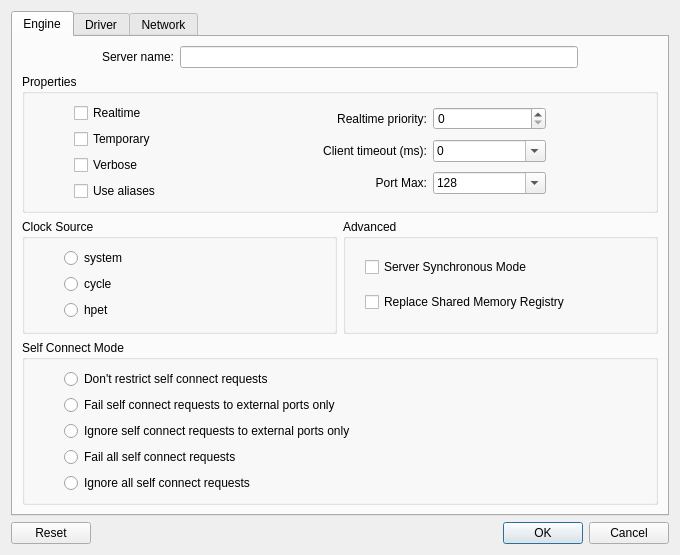
Before: the Qt Designer form resources/ui/settings_jack.ui in falkTX/Cadence, drawn with Qt 5.
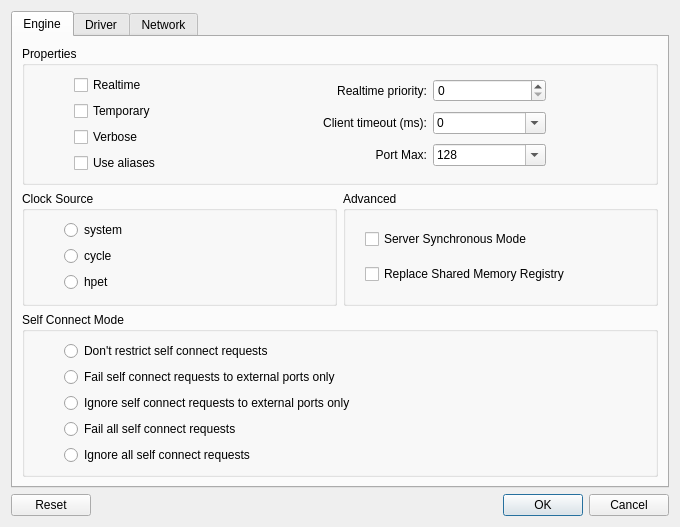
After: the same form once the commit is applied.

Commit message: JackSettings: Remove server name option, force it to "default" on save

What changed in the file:
```diff
--- a/resources/ui/settings_jack.ui
+++ b/resources/ui/settings_jack.ui
@@ -7,7 +7,7 @@
     <x>0</x>
     <y>0</y>
     <width>680</width>
-    <height>464</height>
+    <height>446</height>
    </rect>
   </property>
   <property name="windowTitle">
@@ -25,62 +25,6 @@
       </attribute>
       <layout class="QGridLayout" name="gridLayout_4">
        <item row="0" column="0" colspan="2">
-        <layout class="QHBoxLayout" name="horizontalLayout">
-         <item>
-          <spacer name="horizontalSpacer_6">
-           <property name="orientation">
-            <enum>Qt::Horizontal</enum>
-           </property>
-           <property name="sizeType">
-            <enum>QSizePolicy::Fixed</enum>
-           </property>
-           <property name="sizeHint" stdset="0">
-            <size>
-             <width>80</width>
-             <height>20</height>
-            </size>
-           </property>
-          </spacer>
-         </item>
-         <item>
-          <widget class="QLabel" name="obj_server_name_label">
-           <property name="toolTip">
-            <string>Server name to use</string>
-           </property>
-           <property name="text">
-            <string>Server name:</string>
-           </property>
-           <property name="alignment">
-            <set>Qt::AlignRight|Qt::AlignTrailing|Qt::AlignVCenter</set>
-           </property>
-          </widget>
-         </item>
-         <item>
-          <widget class="QLineEdit" name="obj_server_name">
-           <property name="toolTip">
-            <string>Server name to use</string>
-           </property>
-          </widget>
-         </item>
-         <item>
-          <spacer name="horizontalSpacer_7">
-           <property name="orientation">
-            <enum>Qt::Horizontal</enum>
-           </property>
-           <property name="sizeType">
-            <enum>QSizePolicy::Fixed</enum>
-           </property>
-           <property name="sizeHint" stdset="0">
-            <size>
-             <width>80</width>
-             <height>20</height>
-            </size>
-           </property>
-          </spacer>
-         </item>
-        </layout>
-       </item>
-       <item row="1" column="0" colspan="2">
         <widget class="QGroupBox" name="group_server_properties">
          <property name="title">
           <string>Properties</string>
@@ -295,53 +239,7 @@
          </layout>
         </widget>
        </item>
-       <item row="2" column="0">
-        <widget class="QGroupBox" name="obj_server_clock_source">
-         <property name="title">
-          <string>Clock Source</string>
-         </property>
-         <layout class="QGridLayout" name="gridLayout_13">
-          <item row="3" column="1">
-           <widget class="QRadioButton" name="obj_server_clock_source_hpet">
-            <property name="text">
-             <string>hpet</string>
-            </property>
-           </widget>
-          </item>
-          <item row="1" column="1">
-           <widget class="QRadioButton" name="obj_server_clock_source_system">
-            <property name="text">
-             <string>system</string>
-            </property>
-           </widget>
-          </item>
-          <item row="2" column="1">
-           <widget class="QRadioButton" name="obj_server_clock_source_cycle">
-            <property name="text">
-             <string>cycle</string>
-            </property>
-           </widget>
-          </item>
-          <item row="1" column="0">
-           <spacer name="horizontalSpacer_8">
-            <property name="orientation">
-             <enum>Qt::Horizontal</enum>
-            </property>
-            <property name="sizeType">
-             <enum>QSizePolicy::Fixed</enum>
-            </property>
-            <property name="sizeHint" stdset="0">
-             <size>
-              <width>30</width>
-              <height>20</height>
-             </size>
-            </property>
-           </spacer>
-          </item>
-         </layout>
-        </widget>
-       </item>
-       <item row="2" column="1">
+       <item row="1" column="1">
         <widget class="QGroupBox" name="group_server_advanced">
          <property name="title">
           <string>Advanced</string>
@@ -380,7 +278,7 @@
          </layout>
         </widget>
        </item>
-       <item row="3" column="0" colspan="2">
+       <item row="2" column="0" colspan="2">
         <widget class="QGroupBox" name="obj_server_self_connect_mode">
          <property name="title">
           <string>Self Connect Mode</string>
@@ -440,6 +338,52 @@
          </layout>
         </widget>
        </item>
+       <item row="1" column="0">
+        <widget class="QGroupBox" name="obj_server_clock_source">
+         <property name="title">
+          <string>Clock Source</string>
+         </property>
+         <layout class="QGridLayout" name="gridLayout_13">
+          <item row="3" column="1">
+           <widget class="QRadioButton" name="obj_server_clock_source_hpet">
+            <property name="text">
+             <string>hpet</string>
+            </property>
+           </widget>
+          </item>
+          <item row="1" column="1">
+           <widget class="QRadioButton" name="obj_server_clock_source_system">
+            <property name="text">
+             <string>system</string>
+            </property>
+           </widget>
+          </item>
+          <item row="2" column="1">
+           <widget class="QRadioButton" name="obj_server_clock_source_cycle">
+            <property name="text">
+             <string>cycle</string>
+            </property>
+           </widget>
+          </item>
+          <item row="1" column="0">
+           <spacer name="horizontalSpacer_8">
+            <property name="orientation">
+             <enum>Qt::Horizontal</enum>
+            </property>
+            <property name="sizeType">
+             <enum>QSizePolicy::Fixed</enum>
+            </property>
+            <property name="sizeHint" stdset="0">
+             <size>
+              <width>30</width>
+              <height>20</height>
+             </size>
+            </property>
+           </spacer>
+          </item>
+         </layout>
+        </widget>
+       </item>
       </layout>
      </widget>
      <widget class="QWidget" name="driver">
```
The commit also changes 1 other file.
